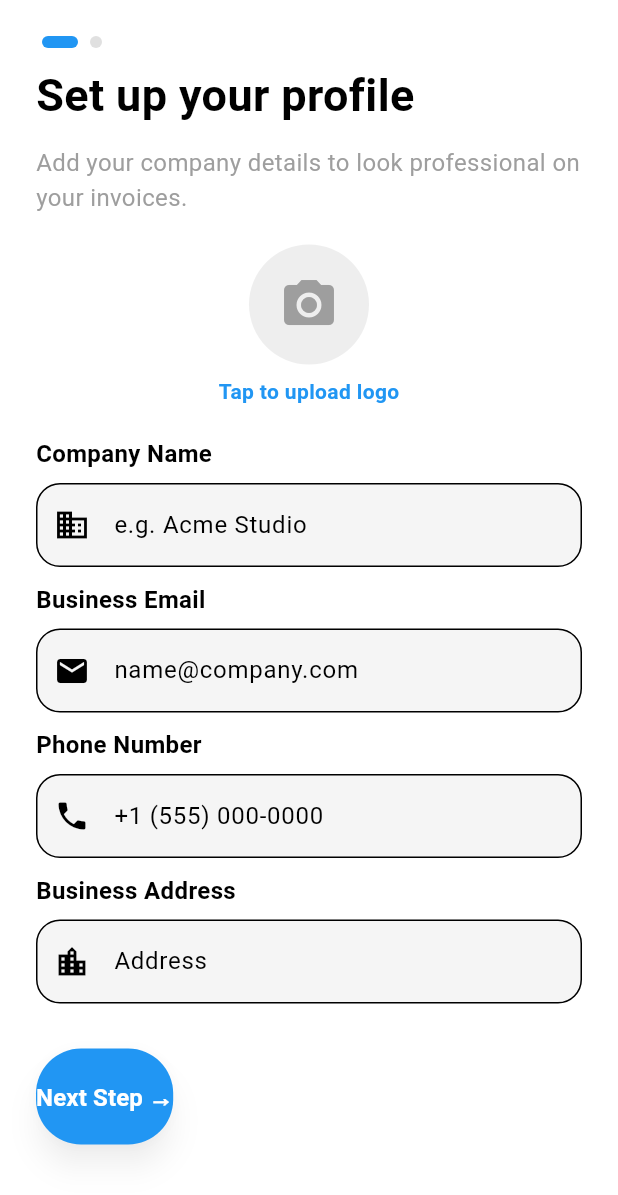
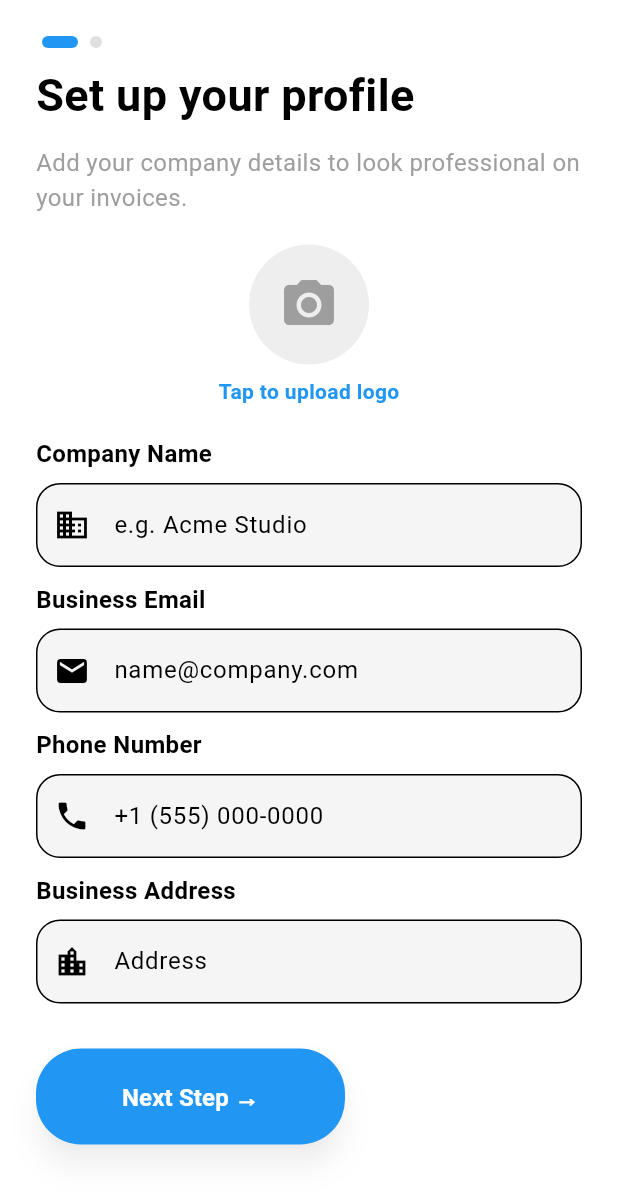
Before and after one commit to Destiny-Ed/invoice_pay, a Flutter app: the CompanySetupScreen screen opened directly, on a phone screen of 412 x 824 dp. Shown: the top 1195 px of the screen. Run offline on Flutter 3.47's test engine with Material 3 defaults, Android fonts, the phone set to English and light mode, and no system bars; our stand-ins replace cached_network_image, cloud_firestore, firebase_auth, firebase_core, firebase_storage, fl_chart and 5 more; missing offline and left inert: flutter_utilities, in_app_update; accounts and stored records are empty.

```diff
--- a/lib/modal/auth_modal.dart
+++ b/lib/modal/auth_modal.dart
@@ -1,8 +1,8 @@
 import 'package:flutter/material.dart';
-import 'package:flutter_text_form_field/flutter_text_form_field.dart';
-import 'package:invoice_pay/providers/auth_provider.dart';
+ import 'package:invoice_pay/providers/auth_provider.dart';
 import 'package:invoice_pay/screens/onboarding/splash.dart';
 import 'package:invoice_pay/utils/message.dart';
+import 'package:invoice_pay/widgets/custom_text_field.dart';
 import 'package:provider/provider.dart';
 
 void showLogoutDialog(BuildContext context) {
--- a/lib/providers/company_provider.dart
+++ b/lib/providers/company_provider.dart
@@ -1,3 +1,5 @@
+import 'dart:developer';
+
 import 'package:cloud_firestore/cloud_firestore.dart';
 import 'package:firebase_auth/firebase_auth.dart';
 import 'package:flutter/material.dart';
@@ -151,8 +153,8 @@ class CompanyProvider extends ChangeNotifier {
       }
 
       notifyListeners();
-    } catch (e) {
-      debugPrint('Error uploading logo: $e');
+    } catch (e, s) {
+      log('Error uploading logo: $e', stackTrace: s);
     }
   }
 
--- a/lib/screens/authentication/forgot_password.dart
+++ b/lib/screens/authentication/forgot_password.dart
@@ -1,5 +1,4 @@
 import 'package:flutter/material.dart';
-import 'package:flutter_text_form_field/flutter_text_form_field.dart';
 import 'package:flutter_utilities/flutter_utilities.dart';
 import 'package:invoice_pay/providers/auth_provider.dart';
 import 'package:invoice_pay/styles/colors.dart';
@@ -7,6 +6,7 @@ import 'package:invoice_pay/styles/theme.dart';
 import 'package:invoice_pay/utils/message.dart';
 import 'package:invoice_pay/widgets/busy_overlay.dart';
 import 'package:invoice_pay/widgets/custom_button.dart';
+import 'package:invoice_pay/widgets/custom_text_field.dart';
 import 'package:provider/provider.dart';
 
 class ForgotPasswordScreen extends StatelessWidget {
@@ -66,6 +66,7 @@ class ForgotPasswordScreen extends StatelessWidget {
                   const SizedBox(height: 40),
 
                   CustomButton(
+                    width: double.infinity,
                     onPressed: () async {
                       final email = auth.emailController.text.trim();
 
--- a/lib/screens/authentication/login.dart
+++ b/lib/screens/authentication/login.dart
@@ -1,6 +1,5 @@
 import 'package:flutter/gestures.dart';
 import 'package:flutter/material.dart';
-import 'package:flutter_text_form_field/flutter_text_form_field.dart';
 import 'package:flutter_utilities/flutter_utilities.dart';
 import 'package:invoice_pay/providers/auth_provider.dart';
 import 'package:invoice_pay/screens/authentication/forgot_password.dart';
@@ -11,6 +10,7 @@ import 'package:invoice_pay/styles/theme.dart';
 import 'package:invoice_pay/utils/message.dart';
 import 'package:invoice_pay/widgets/busy_overlay.dart';
 import 'package:invoice_pay/widgets/custom_button.dart';
+import 'package:invoice_pay/widgets/custom_text_field.dart';
 import 'package:provider/provider.dart';
 
 class LoginScreen extends StatefulWidget {
@@ -113,7 +113,7 @@ class _LoginScreenState extends State<LoginScreen>
                           // ),
                         ),
 
-                        const SizedBox(height: 20),
+                        const SizedBox(height: 10),
 
                         // Password Field
                         CustomTextField(
@@ -155,6 +155,7 @@ class _LoginScreenState extends State<LoginScreen>
 
                         // Login Button
                         CustomButton(
+                          width: double.infinity,
                           onPressed: () async {
                             final email = auth.emailController.text.trim();
                             final password = auth.passwordController.text
--- a/lib/screens/onboarding/company_setup.dart
+++ b/lib/screens/onboarding/company_setup.dart
@@ -9,6 +9,7 @@ import 'package:invoice_pay/styles/theme.dart';
 import 'package:invoice_pay/utils/message.dart';
 import 'package:invoice_pay/widgets/busy_overlay.dart';
 import 'package:invoice_pay/widgets/custom_button.dart';
+import 'package:invoice_pay/widgets/custom_text_field.dart';
 import 'package:provider/provider.dart';
 
 class CompanySetupScreen extends StatefulWidget {
@@ -102,19 +103,12 @@ class _CompanySetupScreenState extends State<CompanySetupScreen> {
                   style: TextStyle(fontSize: 16, fontWeight: FontWeight.w600),
                 ),
                 const SizedBox(height: 8),
-                TextFormField(
-                  controller: _nameCtrl,
-                  decoration: InputDecoration(
-                    hintText: 'e.g. Acme Studio',
-                    prefixIcon: const Icon(Icons.business),
-                    border: OutlineInputBorder(
-                      borderRadius: BorderRadius.circular(16),
-                    ),
-                    filled: true,
-                    fillColor: Colors.grey[100],
-                  ),
+                CustomTextField(
+                  _nameCtrl,
+                  password: false,
+                  hint: 'e.g. Acme Studio',
+                  prefixIcon: const Icon(Icons.business),
                 ),
-
                 const SizedBox(height: 10),
 
                 // Business Email
@@ -123,18 +117,13 @@ class _CompanySetupScreenState extends State<CompanySetupScreen> {
                   style: TextStyle(fontSize: 16, fontWeight: FontWeight.w600),
                 ),
                 const SizedBox(height: 8),
-                TextFormField(
-                  controller: _emailCtrl,
+                CustomTextField(
+                  _emailCtrl,
+                  password: false,
+                  hint: 'name@company.com',
                   keyboardType: TextInputType.emailAddress,
-                  decoration: InputDecoration(
-                    hintText: 'name@company.com',
-                    prefixIcon: const Icon(Icons.email),
-                    border: OutlineInputBorder(
-                      borderRadius: BorderRadius.circular(16),
-                    ),
-                    filled: true,
-                    fillColor: Colors.grey[100],
-                  ),
+
+                  prefixIcon: const Icon(Icons.email),
                 ),
 
                 const SizedBox(height: 10),
@@ -145,18 +134,14 @@ class _CompanySetupScreenState extends State<CompanySetupScreen> {
                   style: TextStyle(fontSize: 16, fontWeight: FontWeight.w600),
                 ),
                 const SizedBox(height: 8),
-                TextFormField(
-                  controller: _phoneCtrl,
+
+                CustomTextField(
+                  _phoneCtrl,
+                  password: false,
+                  hint: '+1 (555) 000-0000',
                   keyboardType: TextInputType.phone,
-                  decoration: InputDecoration(
-                    hintText: '+1 (555) 000-0000',
-                    prefixIcon: const Icon(Icons.phone),
-                    border: OutlineInputBorder(
-                      borderRadius: BorderRadius.circular(16),
-                    ),
-                    filled: true,
-                    fillColor: Colors.grey[100],
-                  ),
+
+                  prefixIcon: const Icon(Icons.phone),
                 ),
 
                 const SizedBox(height: 10),
@@ -187,23 +172,18 @@ class _CompanySetupScreenState extends State<CompanySetupScreen> {
                 ),
 
                 const SizedBox(height: 8),
-                TextFormField(
-                  controller: _streetCtrl,
-                  decoration: InputDecoration(
-                    hintText: 'Address',
-                    prefixIcon: const Icon(Icons.location_city),
-                    border: OutlineInputBorder(
-                      borderRadius: BorderRadius.circular(16),
-                    ),
-                    filled: true,
-                    fillColor: Colors.grey[100],
-                  ),
+                CustomTextField(
+                  _streetCtrl,
+                  password: false,
+                  hint: 'Address',
+                  prefixIcon: const Icon(Icons.location_city),
                 ),
 
                 const SizedBox(height: 30),
 
                 // Next Button
                 CustomButton(
+                  width: MediaQuery.of(context).size.width / 2,
                   onPressed: () {
                     if (_nameCtrl.text.isEmpty ||
                         _emailCtrl.text.isEmpty ||
--- a/lib/services/upload_doc_utils.dart
+++ b/lib/services/upload_doc_utils.dart
@@ -18,10 +18,7 @@ Future<UploadDocResultModel> uploadDocumentToServer(String docPath) async {
   log("Uploading document to server");
 
   try {
-    Reference ref = FirebaseStorage.instance
-        .ref()
-        .child('loan_doc')
-        .child('/$docName');
+    Reference ref = FirebaseStorage.instance.ref().child('/$docName');
 
     uploadTask = ref.putFile(File(docPath));
 
--- /dev/null
+++ b/lib/utils/contants.dart
@@ -0,0 +1,4 @@
+
+
+String termsOfService = "https://invoicepay.app/terms";
+String privacyPolicy = "https://invoicepay.app/terms";
--- a/lib/widgets/custom_button.dart
+++ b/lib/widgets/custom_button.dart
@@ -1,7 +1,5 @@
 import 'package:flutter/material.dart';
-import 'package:invoice_pay/config/extension.dart';
 import 'package:invoice_pay/styles/colors.dart';
-import 'package:invoice_pay/styles/theme.dart';
 
 class CustomButton extends StatelessWidget {
   final Function()? onPressed;
@@ -22,7 +20,9 @@ class CustomButton extends StatelessWidget {
 
   @override
   Widget build(BuildContext context) {
-    return ElevatedButton(
+    return SizedBox(
+      width: width,
+      child: ElevatedButton(
         onPressed: onPressed,
         style: ElevatedButton.styleFrom(
           backgroundColor: bgColor ?? primaryColor,
@@ -36,6 +36,7 @@ class CustomButton extends StatelessWidget {
           text,
           style: const TextStyle(fontSize: 16, fontWeight: FontWeight.bold),
         ),
+      ),
     );
   }
 }
--- /dev/null
+++ b/lib/widgets/custom_text_field.dart
@@ -0,0 +1,101 @@
+import 'package:flutter/material.dart';
+
+class CustomTextField extends StatefulWidget {
+  final TextEditingController _controller;
+  bool obscure;
+  final Color? backgroundColor;
+  final Color? pwdVisibilityColor;
+  final String hint;
+  final bool password;
+  final Widget? prefixIcon;
+  final BoxBorder? border;
+  final BorderRadiusGeometry? borderRadius;
+  final bool readOnly;
+  final TextInputType? keyboardType;
+  final Function(String)? onPress;
+  final Function()? onTap;
+  final Function()? onEditingComplete;
+  final Function(String)? onFieldSubmitted;
+  final String Function(String?)? validator;
+
+  CustomTextField(
+    this._controller, {
+    Key? key,
+    this.password = true,
+    this.obscure = false,
+    this.hint = '',
+    this.border,
+    this.pwdVisibilityColor,
+    this.borderRadius,
+    this.readOnly = false,
+    this.backgroundColor,
+    this.onPress,
+    this.onEditingComplete,
+    this.onFieldSubmitted,
+    this.onTap,
+    this.keyboardType,
+    this.prefixIcon,
+    this.validator,
+  }) : super(key: key);
+
+  @override
+  _CustomTextFieldState createState() => _CustomTextFieldState();
+}
+
+class _CustomTextFieldState extends State<CustomTextField> {
+  Icon? visibility;
+
+  @override
+  Widget build(BuildContext context) {
+    return TextFormField(
+      key: widget.key,
+      controller: widget._controller,
+      obscureText: widget.obscure,
+      decoration: InputDecoration(
+        border: OutlineInputBorder(borderRadius: BorderRadius.circular(16)),
+        filled: true,
+        hintText: widget.hint,
+        fillColor: Colors.grey[100],
+        prefixIcon: widget.prefixIcon,
+        suffixIcon: widget.password == true
+            ? GestureDetector(
+                key: widget.key,
+                onTap: () {
+                  //Show and hide password
+                  if (widget.obscure == true) {
+                    setState(() {
+                      widget.obscure = false;
+                      visibility = Icon(
+                        Icons.visibility_off,
+                        color: widget.pwdVisibilityColor ?? Colors.black,
+                      );
+                    });
+                  } else {
+                    setState(() {
+                      widget.obscure = true;
+                      visibility = Icon(
+                        Icons.visibility,
+                        color: widget.pwdVisibilityColor ?? Colors.black,
+                      );
+                    });
+                  }
+                },
+                child:
+                    visibility ??
+                    Icon(
+                      Icons.visibility,
+                      color: widget.pwdVisibilityColor ?? Colors.black,
+                    ),
+              )
+            : const Text(""),
+      ),
+      readOnly: widget.readOnly,
+      onChanged: widget.onPress,
+      onTap: widget.onTap,
+      keyboardType: widget.keyboardType,
+      onEditingComplete: widget.onEditingComplete,
+      onFieldSubmitted: widget.onFieldSubmitted,
+      validator: widget.validator,
+    );
+  }
+}
--- a/pubspec.yaml
+++ b/pubspec.yaml
@@ -42,7 +42,6 @@ dependencies:
   image_picker: ^1.2.1
   intl: ^0.17.0
   firebase_storage: ^13.0.5
-  flutter_text_form_field: ^1.0.5
   toastification: ^3.0.3
   flutter_utilities: ^0.0.1
   shared_preferences: ^2.5.4
```
Also changed, not shown: lib/screens/authentication/register.dart (+11 -14 lines), lib/screens/onboarding/template_setup_screen.dart (+26 -11 lines), pubspec.lock. Lines whose indentation alone changed are shown as unchanged.
